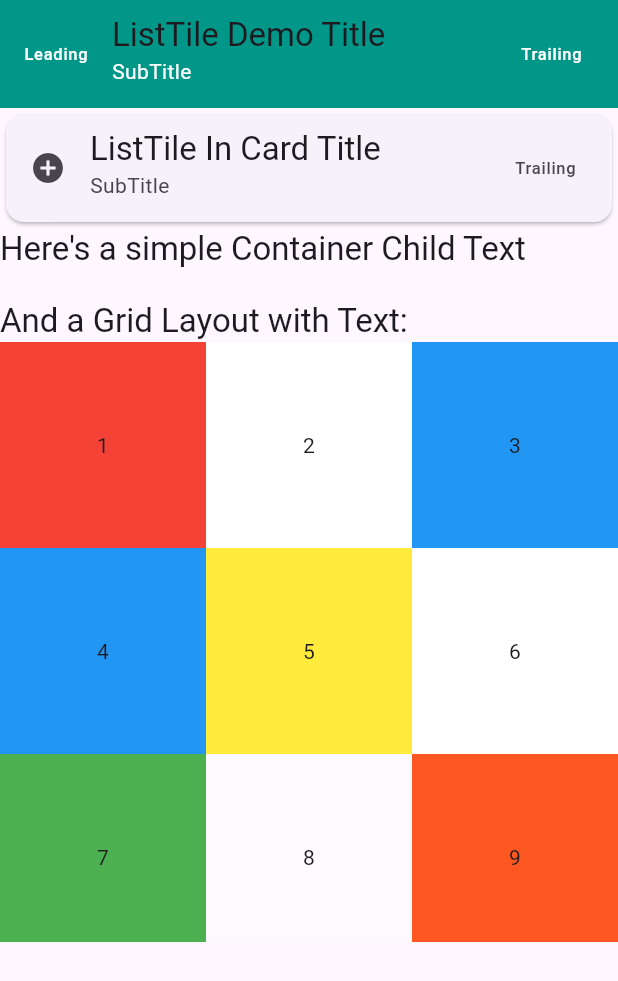
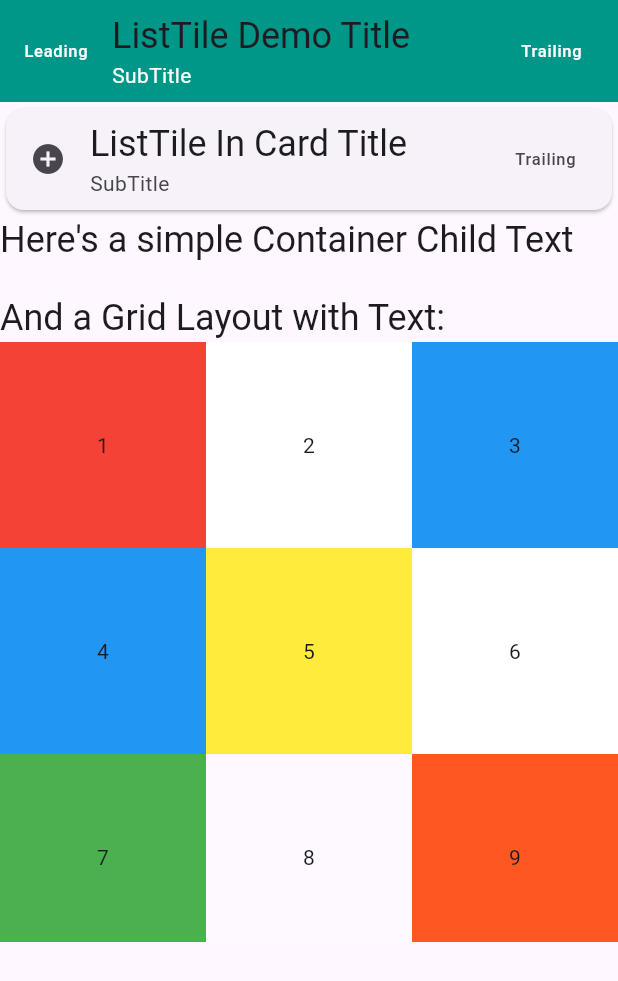
Before and after one commit to IanDarwin/fluttersrc, a Flutter app: the LayoutDemos widget shown alone on an empty page, opened directly, on a phone screen of 412 x 824 dp. Shown: the top 981 px of the screen. Run offline on Flutter 3.47's test engine with Material 3 defaults, Android fonts, the light colour scheme and no system bars; our stand-ins replace flutter_html, flutter_settings_screens, google_fonts, sqflite; accounts and stored records are empty; network calls fail.

Commit message:
Fix for some of the API changes

```diff
--- a/flowcase/lib/drag_drop.dart
+++ b/flowcase/lib/drag_drop.dart
@@ -68,7 +68,7 @@ class _DragDropDemoState extends State<DragDropDemo> {
                   color: Colors.yellowAccent,
                   child: Center(
                     child: Text("Cart contains ${cartItems.length} items worth ${_totalValue(cartItems)}",
-                        style: Theme.of(context).textTheme.headline6
+                        style: Theme.of(context).textTheme.headlineSmall
                     ),
                   ),
                 ),
--- a/flowcase/lib/layout_demos.dart
+++ b/flowcase/lib/layout_demos.dart
@@ -24,7 +24,7 @@ class LayoutState extends State<LayoutDemos> {
           textColor: Colors.white,
           leading: const Text("Leading"),
           title:  Text("ListTile Demo Title",
-              style: Theme.of(context).textTheme.headline6
+              style: Theme.of(context).textTheme.headlineSmall
           ),
           subtitle: const Text("SubTitle"),
           trailing: const Text("Trailing"),
@@ -34,17 +34,17 @@ class LayoutState extends State<LayoutDemos> {
             onTap: _tapped2,
             leading: const Icon(Icons.add_circle),
             title: Text("ListTile In Card Title",
-                style: Theme.of(context).textTheme.headline6
+                style: Theme.of(context).textTheme.headlineSmall
             ),
             subtitle: const Text("SubTitle"),
             trailing: const Text("Trailing"),
           ),
         ),
         Text("Here's a simple Container Child Text",
-            style: Theme.of(context).textTheme.headline6),
+            style: Theme.of(context).textTheme.headlineSmall),
         Container(height: 20,),
         Text("And a Grid Layout with Text:",
-            style: Theme.of(context).textTheme.headline6),
+            style: Theme.of(context).textTheme.headlineSmall),
         SizedBox(
           height: 400,
           child: GridView.count(
--- a/flowcase/lib/main.dart
+++ b/flowcase/lib/main.dart
@@ -3,6 +3,7 @@ import 'package:flowcase/drag_drop.dart';
 import 'package:flowcase/layout_demos.dart';
 import 'package:flowcase/login_screen.dart';
 import 'package:flowcase/nav_drawer.dart';
+import 'package:flowcase/stack_rounded.dart';
 import 'package:flowcase/tab_demo.dart';
 import 'package:flowcase/text_demos.dart';
 import 'package:flowcase/wrapper.dart';
@@ -147,7 +148,7 @@ class _MyHomePageState extends State<MyHomePage> {
               onPressed: () {
                 Navigator.push(context, MaterialPageRoute(
                     // Does not use Wrapper(), has own Scaffold
-                    builder: (context) => StackRounded()));
+                    builder: (context) => const StackRounded(title: "Sandy Lion")));
               },
             ),
             ElevatedButton(
--- a/flowcase/lib/stack_rounded.dart
+++ b/flowcase/lib/stack_rounded.dart
@@ -41,7 +41,7 @@ class StackRounded extends StatefulWidget {
   State<StackRounded> createState() => _MyHomePageState();
 }
 
-class _MyHomePageState extends State<MyHomePage> {
+class _MyHomePageState extends State<StackRounded> {
 
   static const borderRadiusTop = BorderRadius.only(
       topLeft: Radius.circular(32.0), topRight: Radius.circular(36.0));
@@ -121,7 +121,7 @@ class _MyHomePageState extends State<MyHomePage> {
             ),
             child: Center(child: Text("Lion in the sand",
                 style: GoogleFonts.explora(
-                    textStyle: Theme.of(context).textTheme.headline4,
+                    textStyle: Theme.of(context).textTheme.headlineSmall,
                     fontSize: 46,
                     fontWeight: FontWeight.w400,
                     fontStyle: FontStyle.italic,
--- a/flowcase/pubspec.yaml
+++ b/flowcase/pubspec.yaml
@@ -20,7 +20,7 @@ dev_dependencies:
   flutter_test:
     sdk: flutter
   flutter_lints: ^2.0.0
-  build_runner: ^1.7.3
+  build_runner: ^2.4.14
   flutter_launcher_icons: ^0.11.0
 
 # The following section is specific to Flutter packages.
```
Also changed, not shown: 4 other files.
